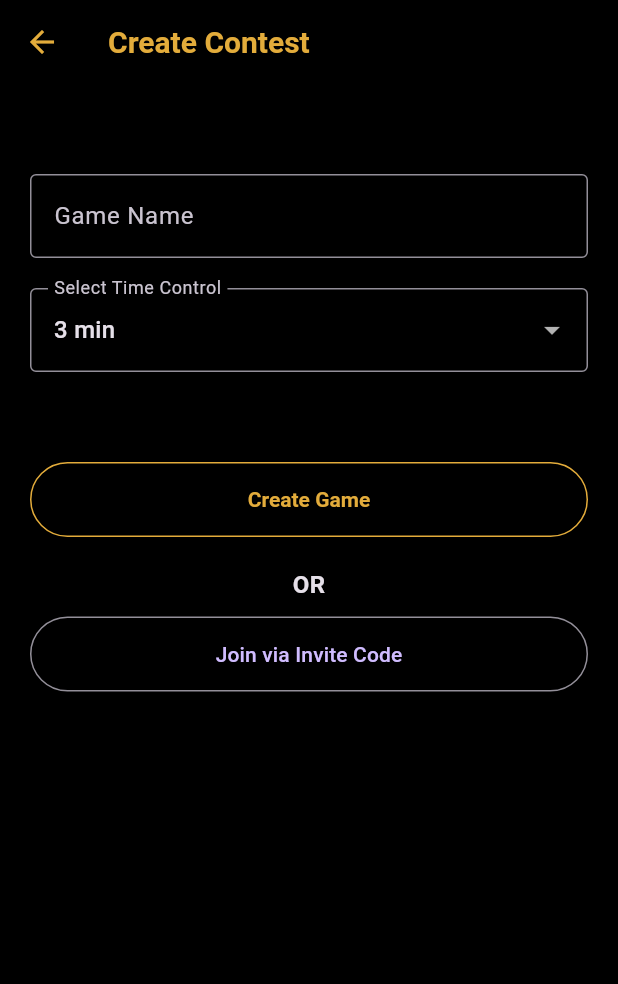
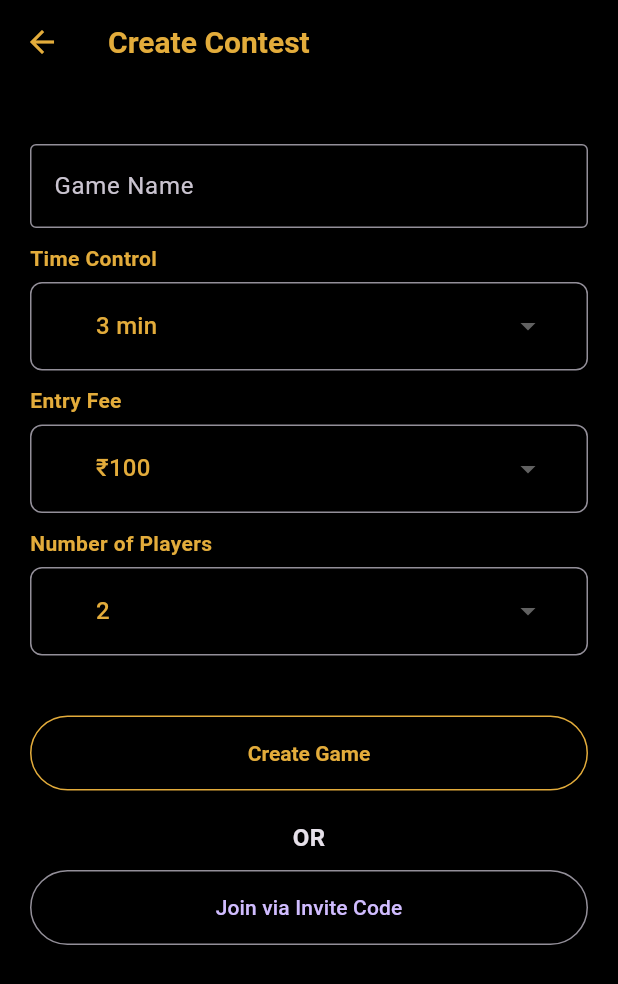
Before and after one commit to SachinChoudhary07/ChessArena, a Flutter app: the Dashboardscreen screen opened directly, after a tap on "Create Contest", on a phone screen of 412 x 824 dp. Shown: the top 984 px of the screen. Run offline on Flutter 3.47's test engine with Material 3 defaults, Android fonts, the phone set to English and light mode, and no system bars; our stand-ins replace cloud_firestore, dropdown_button2, firebase_auth, firebase_core, firebase_storage, fluttertoast and 5 more; missing offline and left inert: razorpay_flutter; accounts and stored records are empty.

Commit message:
fixing the client changes

```diff
--- a/lib/Providers/AuthProvider/AuthProvider.dart
+++ b/lib/Providers/AuthProvider/AuthProvider.dart
@@ -141,7 +141,7 @@ class AutProvider with ChangeNotifier {
         AppConstants.createdAtField: Timestamp.now(),
         AppConstants.deviceInfoField: "Unknown",
         AppConstants.fcmTokenField: "",
-        AppConstants.eloRatingField: 400,
+        AppConstants.eloRatingField: 1200,
         AppConstants.gamesPlayedField: 0,
         AppConstants.gamesWonField: 0,
         AppConstants.gamesLostField: 0,
--- a/lib/Providers/WalletProvider/WalletProvider.dart
+++ b/lib/Providers/WalletProvider/WalletProvider.dart
@@ -46,11 +46,11 @@ class WalletProvider extends ChangeNotifier {
         'email': 'user@example.com',
       },
       'method': {
+        'upi': true,
+        'netbanking': true,
         'card': true,
-        'netbanking': true,
-        'upi': true,
         'wallet': true,
-      },
+      }
     };
 
     try {
--- a/lib/Screens/Dashboard/DashboardScreen.dart
+++ b/lib/Screens/Dashboard/DashboardScreen.dart
@@ -5,9 +5,9 @@ import 'package:chess_cash/Screens/GameScreens/MatchMakingScreen.dart';
 import 'package:chess_cash/Screens/PaidContest/JoinPaidContest.dart';
 import 'package:chess_cash/Screens/create_contest.dart';
 import 'package:chess_cash/Services/navigation.dart';
+import 'package:chess_cash/Widgets/customToast.dart';
 import 'package:flutter/material.dart';
 import 'package:flutter/services.dart';
-import 'package:icons_plus/icons_plus.dart';
 import 'package:provider/provider.dart';
 
 import '../../Constant/ui_helper.dart';
@@ -56,7 +56,7 @@ class _DashboardscreenState extends State<Dashboardscreen> {
                     Helper.widthSizedBox(),
                     _buildButton(
                         AppConstants.withdraw,
-                        ZondIcons.wallet,
+                        Icons.account_balance_wallet_outlined,
                         ColorResources.secondaryColor,
                         () => _showWithdrawalCashBottomSheet(
                             context, walletProvider)),
@@ -71,7 +71,10 @@ class _DashboardscreenState extends State<Dashboardscreen> {
                   push(context, const JoinPaidContest());
                 }),
                 _buildButton(AppConstants.tournaments, Icons.emoji_events,
-                    ColorResources.secondaryColor, () {}),
+                    ColorResources.secondaryColor, () {
+                  CustomToast.show('Coming Soon',
+                      bgColor: ColorResources.secondaryColor);
+                }),
                 _buildButton(
                     AppConstants.createContest,
                     Icons.compare_arrows_sharp,
@@ -87,9 +90,16 @@ class _DashboardscreenState extends State<Dashboardscreen> {
                     padding: const EdgeInsets.symmetric(horizontal: 20),
                     child: DropdownButtonHideUnderline(
                       child: DropdownButton<String>(
-                        value: '10 min',
-                        items: <String>['10 min', '15 min', '30 min']
-                            .map<DropdownMenuItem<String>>((String value) {
+                        value: '1 min',
+                        // Time options: 1 min, 3 min, 5 min, 10 min, 15 min, 30 min.
+                        items: <String>[
+                          '1 min',
+                          '3 min',
+                          '5 min',
+                          '10 min',
+                          '15 min',
+                          '30 min'
+                        ].map<DropdownMenuItem<String>>((String value) {
                           return DropdownMenuItem<String>(
                             alignment: Alignment.center,
                             value: value,
@@ -298,7 +308,6 @@ class _DashboardscreenState extends State<Dashboardscreen> {
         );
       },
     );
-
     focusNode.requestFocus();
   }
 }
--- a/lib/Screens/WalletScreens/WalletScreen.dart
+++ b/lib/Screens/WalletScreens/WalletScreen.dart
@@ -55,14 +55,15 @@ class WalletScreen extends StatelessWidget {
                     _buildActionButton(
                       context,
                       label: AppConstants.addCash,
-                      color: Colors.green,
+                      color: Colors.transparent,
+                      textColor: ColorResources.secondaryColor,
                       onTap: () =>
                           _showAddCashBottomSheet(context, walletProvider),
                     ),
                     _buildActionButton(
                       context,
                       label: AppConstants.withdraw,
-                      color: Colors.white,
+                      color: Colors.transparent,
                       textColor: ColorResources.secondaryColor,
                       onTap: () => _showWithdrawalCashBottomSheet(
                           context, walletProvider),
--- a/lib/Screens/create_contest.dart
+++ b/lib/Screens/create_contest.dart
@@ -1,4 +1,6 @@
+import 'package:chess_cash/Constant/color_resources.dart';
 import 'package:chess_cash/Constant/ui_helper.dart';
+import 'package:dropdown_button2/dropdown_button2.dart';
 import 'package:flutter/material.dart';
 
 class CreateContest extends StatefulWidget {
@@ -9,43 +11,57 @@ class CreateContest extends StatefulWidget {
 }
 
 class _CreateContestState extends State<CreateContest> {
+  final timeOptions = ['1 min', '3 min', '5 min', '10 min'];
+  final entryFees = ['₹50', '₹100', '₹200', '₹500', '₹1000', '₹5000', '₹10000'];
+  final playersOptions = ['2', '4', '6', '8'];
+
   String selectedTime = '3 min';
-  final List<String> timeOptions = ['1 min', '3 min', '5 min', '10 min'];
+  String selectedFee = '₹100';
+  String selectedPlayers = '2';
+
+  final _formKey = GlobalKey<FormState>();
+
+  final TextEditingController gameNameController = TextEditingController();
 
   String _generateRoomCode() {
     const chars = 'ABCDEFGHIJKLMNOPQRSTUVWXYZ0123456789';
-    final random = DateTime
-        .now()
-        .millisecondsSinceEpoch;
+    final random = DateTime.now().millisecondsSinceEpoch;
     return List.generate(
         6, (index) => chars[(random + index * 13) % chars.length]).join();
   }
 
   void _createGame() {
+    if (_formKey.currentState?.validate() ?? false) {
       final roomCode = _generateRoomCode();
       Navigator.push(
         context,
         MaterialPageRoute(
-        builder: (_) =>
-            Scaffold(
+          builder: (_) => Scaffold(
             appBar: AppBar(title: const Text("Game")),
-              body:
-              Center(child: Text("Room Code: $roomCode\nTime: $selectedTime")),
+            body: Center(
+              child: Text(
+                "Room Code: $roomCode\n"
+                "Time: $selectedTime\n"
+                "Entry Fee: $selectedFee\n"
+                "Players: $selectedPlayers",
+                textAlign: TextAlign.center,
+                style: const TextStyle(fontSize: 18),
+              ),
+            ),
           ),
         ),
       );
     }
+  }
 
   void _joinWithInvite() {
-    // Navigate to invite join screen
+    final inviteController = TextEditingController();
     showDialog(
       context: context,
-      builder: (_) {
-        final TextEditingController _inviteController = TextEditingController();
-        return AlertDialog(
+      builder: (_) => AlertDialog(
         title: const Text("Enter Invite Code"),
         content: TextField(
-            controller: _inviteController,
+          controller: inviteController,
           decoration: const InputDecoration(
             hintText: "Enter code",
             border: OutlineInputBorder(),
@@ -54,17 +70,16 @@ class _CreateContestState extends State<CreateContest> {
         actions: [
           TextButton(
             onPressed: () {
-                Navigator.pop(context); // Close dialog
-                String inviteCode = _inviteController.text.trim();
-                if (inviteCode.isNotEmpty) {
+              Navigator.pop(context);
+              if (inviteController.text.trim().isNotEmpty) {
                 Navigator.push(
                   context,
                   MaterialPageRoute(
-                      builder: (_) =>
-                          Scaffold(
+                    builder: (_) => Scaffold(
                       appBar: AppBar(title: const Text("Joining Game")),
-                            body: Center(child: Text(
-                                "Joined Room: $inviteCode")),
+                      body: Center(
+                          child: Text(
+                              "Joined Room: ${inviteController.text.trim()}")),
                     ),
                   ),
                 );
@@ -73,23 +88,61 @@ class _CreateContestState extends State<CreateContest> {
             child: const Text("Join"),
           )
         ],
-        );
-      },
+      ),
     );
   }
 
-  void _joinRandom() {
-    // Join random room logic here (e.g. matchmaking)
-    Navigator.push(
-      context,
-      MaterialPageRoute(
-        builder: (_) =>
-            Scaffold(
-              appBar: AppBar(title: const Text("Joining Random Match")),
-              body: const Center(
-                  child: Text("Searching for available game...")),
+  Widget buildDropdown({
+    required String label,
+    required List<String> items,
+    required String selectedValue,
+    required void Function(String?) onChanged,
+  }) {
+    return Column(
+      crossAxisAlignment: CrossAxisAlignment.start,
+      children: [
+        Text(label,
+            style: TextStyle(
+                fontWeight: FontWeight.w600,
+                color: ColorResources.secondaryColor)),
+        Helper.heightSizedBox(6),
+        DropdownButtonFormField2<String>(
+          isExpanded: true,
+          value: selectedValue,
+          items: items
+              .map((item) => DropdownMenuItem(
+                  value: item,
+                  child: Text(
+                    item,
+                    style: TextStyle(color: ColorResources.secondaryColor),
+                  )))
+              .toList(),
+          onChanged: onChanged,
+          validator: (value) {
+            if (value == null || value.isEmpty) {
+              return 'Please select $label';
+            }
+            return null;
+          },
+          decoration: InputDecoration(
+            contentPadding:
+                const EdgeInsets.symmetric(vertical: 12, horizontal: 12),
+            border: OutlineInputBorder(
+              borderRadius: BorderRadius.circular(8),
             ),
           ),
+          buttonStyleData: const ButtonStyleData(
+            padding: EdgeInsets.symmetric(horizontal: 12),
+            height: 35,
+          ),
+          dropdownStyleData: DropdownStyleData(
+            decoration: BoxDecoration(
+              borderRadius: BorderRadius.circular(10),
+              color: Colors.white,
+            ),
+          ),
+        ),
+      ],
     );
   }
 
@@ -97,33 +150,43 @@ class _CreateContestState extends State<CreateContest> {
   Widget build(BuildContext context) {
     return Scaffold(
       appBar: AppBar(title: const Text("Create Contest")),
-      body: Padding(
+      body: SingleChildScrollView(
+        child: Padding(
           padding: const EdgeInsets.all(20),
+          child: Form(
+            key: _formKey,
             child: Column(
               children: [
-            Helper.heightSizedBox(40),
+                Helper.heightSizedBox(20),
                 TextField(
-              controller: TextEditingController(text: ''),
+                  controller: gameNameController,
                   decoration: const InputDecoration(
                     labelText: 'Game Name',
                     border: OutlineInputBorder(),
                   ),
                 ),
-            Helper.heightSizedBox(20),
-            DropdownButtonFormField<String>(
-              value: selectedTime,
-              items: timeOptions.map((time) {
-                return DropdownMenuItem(value: time, child: Text(time));
-              }).toList(),
-              decoration: const InputDecoration(
-                labelText: "Select Time Control",
-                border: OutlineInputBorder(),
+                Helper.heightSizedBox(10),
+                buildDropdown(
+                  label: "Time Control",
+                  items: timeOptions,
+                  selectedValue: selectedTime,
+                  onChanged: (val) => setState(() => selectedTime = val!),
                 ),
-              onChanged: (value) {
-                if (value != null) setState(() => selectedTime = value);
-              },
+                Helper.heightSizedBox(10),
+                buildDropdown(
+                  label: "Entry Fee",
+                  items: entryFees,
+                  selectedValue: selectedFee,
+                  onChanged: (val) => setState(() => selectedFee = val!),
                 ),
-            Helper.heightSizedBox(60),
+                Helper.heightSizedBox(10),
+                buildDropdown(
+                  label: "Number of Players",
+                  items: playersOptions,
+                  selectedValue: selectedPlayers,
+                  onChanged: (val) => setState(() => selectedPlayers = val!),
+                ),
+                Helper.heightSizedBox(40),
                 ElevatedButton(
                   onPressed: _createGame,
                   style: ElevatedButton.styleFrom(
@@ -132,7 +195,8 @@ class _CreateContestState extends State<CreateContest> {
                 ),
                 Helper.heightSizedBox(20),
                 const Text("OR",
-                style: TextStyle(fontSize: 16, fontWeight: FontWeight.bold)),
+                    style:
+                        TextStyle(fontSize: 16, fontWeight: FontWeight.bold)),
                 Helper.heightSizedBox(10),
                 OutlinedButton(
                   onPressed: _joinWithInvite,
@@ -143,6 +207,8 @@ class _CreateContestState extends State<CreateContest> {
               ],
             ),
           ),
+        ),
+      ),
     );
   }
 }
--- a/pubspec.yaml
+++ b/pubspec.yaml
@@ -52,6 +52,7 @@ dependencies:
   firebase_storage:
   flutter_native_splash:
   pinput: ^5.0.1
+  dropdown_button2:
 
 dev_dependencies:
   flutter_test:
```
Also changed, not shown: lib/Screens/GameScreens/MatchMakingScreen.dart (+4 -3 lines), pubspec.lock. Lines whose indentation alone changed are shown as unchanged.
